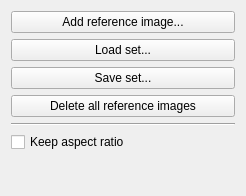
KDE/krita, file plugins/tools/defaulttool/referenceimagestool/WdgToolOptions.ui: the form before one commit.
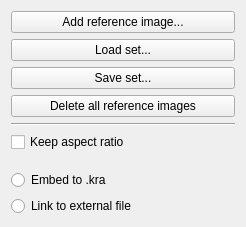
The form after the commit. Custom widgets are drawn as their Qt base class.

Commit message: Add option to link reference images to external files

```diff
--- a/plugins/tools/defaulttool/referenceimagestool/WdgToolOptions.ui
+++ b/plugins/tools/defaulttool/referenceimagestool/WdgToolOptions.ui
@@ -59,6 +59,20 @@
    <item>
     <widget class="KisShapePropertySlider" name="saturationSlider" native="true"/>
    </item>
+   <item>
+    <widget class="QRadioButton" name="radioEmbed">
+     <property name="text">
+      <string>Embed to .kra</string>
+     </property>
+    </widget>
+   </item>
+   <item>
+    <widget class="QRadioButton" name="radioLinkExternal">
+     <property name="text">
+      <string>Link to external file</string>
+     </property>
+    </widget>
+   </item>
   </layout>
  </widget>
  <customwidgets>
```
The commit also changes 4 other files.
